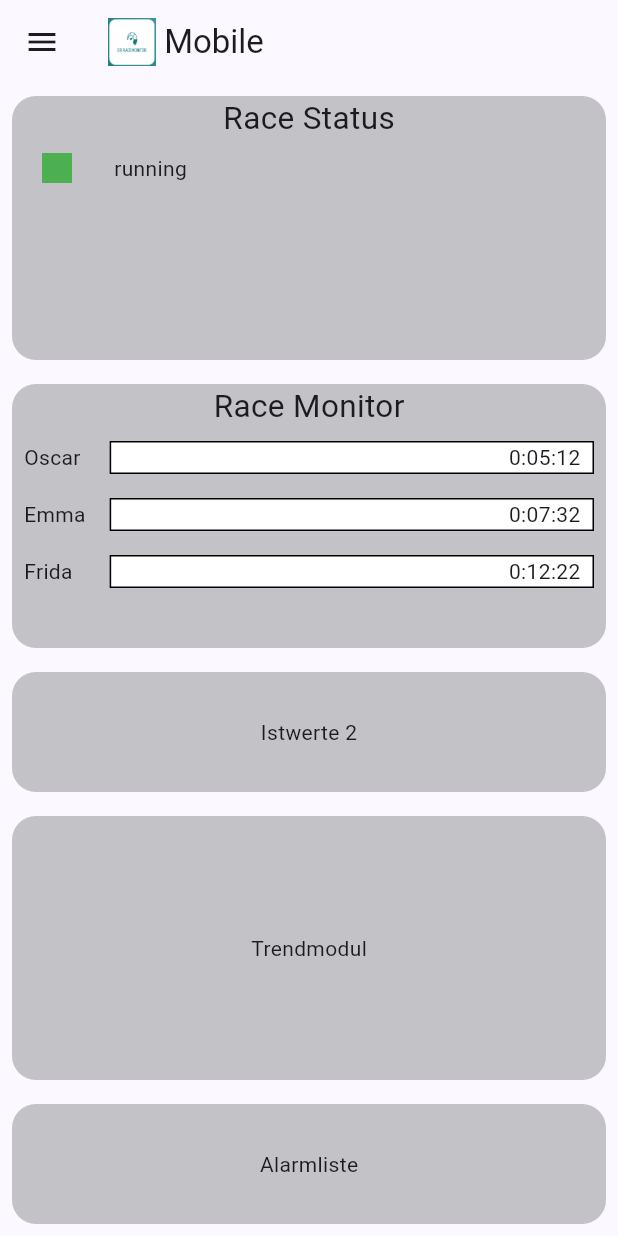
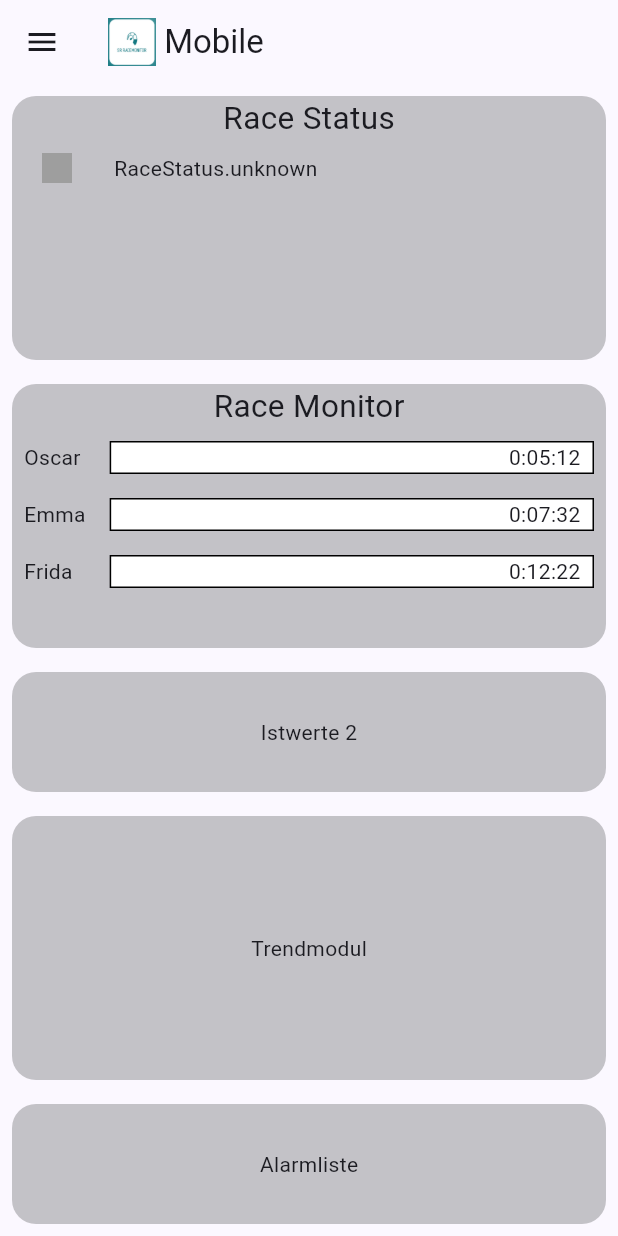
Before and after one commit to watho/sr-race-monitor, a Flutter app: the screen it shows after launch, on a phone screen of 412 x 824 dp. Run offline on Flutter 3.47's test engine with Material 3 defaults, Android fonts, the phone set to English and light mode, and no system bars; our stand-ins replace bloc, equatable, flutter_bloc, go_router; missing offline and left inert: shelf_cors_headers, shelf_plus.

Commit message:
Bloc for handling race events ready, but widgets dont get the changes yet.

```diff
--- a/lib/event_model/bloc/race_event_bloc.dart
+++ b/lib/event_model/bloc/race_event_bloc.dart
@@ -1,5 +1,3 @@
-import 'dart:async';
-
 import 'package:bloc/bloc.dart';
 import 'package:equatable/equatable.dart';
 import 'package:flutter/material.dart';
@@ -8,7 +6,12 @@ part 'race_event_event.dart';
 part 'race_event_state.dart';
 
 class RaceEventBloc extends Bloc<RaceEventEvent, RaceEventState> {
-  RaceEventBloc() : super(const RaceEventInitial(RaceEventType.unknown)) {
+  RaceStatus _oldState = RaceStatus.unknown;
+  RaceStatus _newState = RaceStatus.unknown;
+
+  RaceEventBloc()
+      : super(const RaceEventInitial(
+            RaceEventType.unknown, RaceStatus.unknown, RaceStatus.unknown)) {
     on<RaceStarted>(_onRaceStarted);
     on<RaceEnded>(_onRaceEnded);
     on<UiLapUpdated>(_onUiLapUpdated);
@@ -16,19 +19,22 @@ class RaceEventBloc extends Bloc<RaceEventEvent, RaceEventState> {
   }
 
   void _onRaceStarted(RaceStarted event, Emitter<RaceEventState> emit) {
-    emit(const RaceEventEventStart(RaceEventType.eventStart));
+    emit(RaceEventEventStart(RaceEventType.eventStart, _oldState, _newState));
   }
 
   void _onRaceEnded(RaceEnded event, Emitter<RaceEventState> emit) {
-    emit(const RaceEventEventEnd(RaceEventType.eventEnd));
+    emit(RaceEventEventEnd(RaceEventType.eventEnd, _oldState, _newState));
   }
 
   void _onUiLapUpdated(UiLapUpdated event, Emitter<RaceEventState> emit) {
-    emit(const RaceEventUiLapUpdate(RaceEventType.uiLapUpdate));
+    emit(RaceEventUiLapUpdate(RaceEventType.uiLapUpdate, _oldState, _newState));
   }
 
   void _onEventChangeStatus(
       RaceStatusChanged event, Emitter<RaceEventState> emit) {
-    emit(const RaceEventEventChangeStatus(RaceEventType.eventChangeStatus));
+    _oldState = event.oldState;
+    _newState = event.newState;
+    emit(RaceEventEventChangeStatus(
+        RaceEventType.eventChangeStatus, event.oldState, event.newState));
   }
 }
--- a/lib/event_model/bloc/race_event_event.dart
+++ b/lib/event_model/bloc/race_event_event.dart
@@ -1,6 +1,6 @@
 part of 'race_event_bloc.dart';
 
-enum RaceStatus { running, ended }
+enum RaceStatus { unknown, running, ended }
 
 abstract class RaceEventEvent {
   const RaceEventEvent();
--- a/lib/event_model/bloc/race_event_state.dart
+++ b/lib/event_model/bloc/race_event_state.dart
@@ -9,29 +9,35 @@ enum RaceEventType {
 }
 
 sealed class RaceEventState extends Equatable {
-  const RaceEventState(this.raceEventType);
+  const RaceEventState(this.raceEventType, this.oldState, this.newState);
+
   final RaceEventType raceEventType;
+  final RaceStatus newState;
+  final RaceStatus oldState;
 
   @override
-  List<Object> get props => [raceEventType];
+  List<Object> get props => [raceEventType, oldState, newState];
 }
 
 class RaceEventInitial extends RaceEventState {
-  const RaceEventInitial(super.raceEventType);
+  const RaceEventInitial(super.raceEventType, super.oldState, super.newState);
 }
 
 class RaceEventUiLapUpdate extends RaceEventState {
-  const RaceEventUiLapUpdate(super.raceEventType);
+  const RaceEventUiLapUpdate(
+      super.raceEventType, super.oldState, super.newState);
 }
 
 class RaceEventEventStart extends RaceEventState {
-  const RaceEventEventStart(super.raceEventType);
+  const RaceEventEventStart(
+      super.raceEventType, super.oldState, super.newState);
 }
 
 class RaceEventEventEnd extends RaceEventState {
-  const RaceEventEventEnd(super.raceEventType);
+  const RaceEventEventEnd(super.raceEventType, super.oldState, super.newState);
 }
 
 class RaceEventEventChangeStatus extends RaceEventState {
-  const RaceEventEventChangeStatus(super.raceEventType);
+  const RaceEventEventChangeStatus(
+      super.raceEventType, super.oldState, super.newState);
 }
--- a/lib/views/home/presentation/ui/dashboard/race_state_table.dart
+++ b/lib/views/home/presentation/ui/dashboard/race_state_table.dart
@@ -1,4 +1,6 @@
 import 'package:flutter/material.dart';
+import 'package:flutter_bloc/flutter_bloc.dart';
+import 'package:smart_race_monitor/event_model/bloc/race_event_bloc.dart';
 
 class RaceStatusTableBox extends StatelessWidget {
   const RaceStatusTableBox({super.key, required this.flexValue});
@@ -45,16 +47,43 @@ class RaceStatusTableBox extends StatelessWidget {
 
   TableRow createStatusRow(Color c1, String status1) {
     return TableRow(children: [
-      Center(
-          child: Container(
-        color: c1,
-        width: 20,
-        height: 20,
-      )),
-      Padding(
-        padding: const EdgeInsets.all(8.0),
-        child: Text(status1),
-      ),
+      const RaceStateBox(),
+      RaceStateText(),
     ]);
   }
 }
+
+class RaceStateBox extends StatelessWidget {
+  const RaceStateBox({Key? key}) : super(key: key);
+
+  @override
+  Widget build(BuildContext context) {
+    final newRaceState =
+        context.select((RaceEventBloc bloc) => bloc.state.newState);
+    Color c1 = switch (newRaceState) {
+      RaceStatus.unknown => Colors.grey,
+      RaceStatus.running => Colors.green,
+      RaceStatus.ended => Colors.red
+    };
+    return Center(
+        child: Container(
+      color: c1,
+      width: 20,
+      height: 20,
+    ));
+  }
+}
+
+class RaceStateText extends StatelessWidget {
+  RaceStateText({Key? key}) : super(key: key);
+
+  @override
+  Widget build(BuildContext context) {
+    final newRaceState =
+        context.select((RaceEventBloc bloc) => bloc.state.newState);
+    return Padding(
+      padding: const EdgeInsets.all(8.0),
+      child: Text(newRaceState.toString()),
+    );
+  }
+}
--- a/lib/views/home/presentation/ui/home_desktop.dart
+++ b/lib/views/home/presentation/ui/home_desktop.dart
@@ -1,5 +1,6 @@
 import 'package:flutter/material.dart';
 import 'package:flutter_bloc/flutter_bloc.dart';
+import 'package:smart_race_monitor/event_model/bloc/race_event_bloc.dart';
 import 'package:smart_race_monitor/views/home/presentation/bloc/race_status_bloc.dart';
 import 'package:smart_race_monitor/views/home/presentation/ui/dashboard/race_state_table.dart';
 import 'package:smart_race_monitor/views/home/presentation/ui/dashboard/lap_table.dart';
@@ -13,7 +14,7 @@ class HomeDesktop extends StatelessWidget {
   @override
   Widget build(BuildContext context) {
     return BlocProvider(
-      create: (_) => RaceStatusBloc(),
+      create: (_) => RaceEventBloc(),
       child: Scaffold(
         body: Row(
           children: [
```
Also changed, not shown: lib/event_model/event_change_status.dart (added, +22 -0 lines), lib/event_model/race_event.dart (+9 -2 lines), lib/main.dart (+33 -14 lines), lib/event_model/event_change_status.g.dart (added), lib/event_model/race_event.g.dart.
